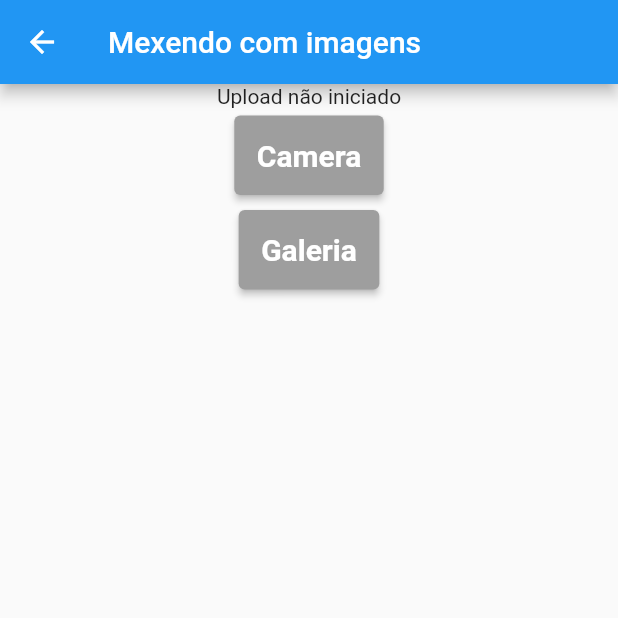
After one commit to Aledsilva/curso_flutter_jamilton, a Flutter app: the TrabalhandoImagens screen opened by its route, after a tap on "Camera", on a phone screen of 412 x 824 dp, the top half of it. The commit adds this screen. Run offline on Flutter 3.47's test engine with Material 2 defaults, Android fonts, the phone set to English and light mode, and no system bars; our stand-ins replace audioplayers, cloud_firestore, dio, firebase_auth, firebase_storage, image_picker and 4 more; accounts and stored records are empty.

Commit message:
Aulas de Firebase foram finalizadas, upload de imagens também foi abordado nesta aula.

```diff
--- a/lib/firebase_aula/FirebaseAula.dart
+++ b/lib/firebase_aula/FirebaseAula.dart
@@ -222,6 +222,7 @@ class _FirebaseAulaState extends State<FirebaseAula> {
             ),
 
             _botaumRapidaum("Login e Autenticação", '/fire-login-auth'),
+            _botaumRapidaum("Trabalhando com imagens", '/fire-imagens'),
 
           ],
         ),
--- /dev/null
+++ b/lib/firebase_aula/trabalhando_imagens/TrabalhandoImagens.dart
@@ -0,0 +1,164 @@
+import 'package:flutter/material.dart';
+import 'package:image_picker/image_picker.dart';
+import 'dart:io';
+import 'package:firebase_storage/firebase_storage.dart';
+
+class TrabalhandoImagens extends StatefulWidget {
+  const TrabalhandoImagens({Key? key}) : super(key: key);
+
+  @override
+  State<TrabalhandoImagens> createState() => _TrabalhandoImagensState();
+}
+
+class _TrabalhandoImagensState extends State<TrabalhandoImagens> {
+
+  var _imagem;
+  String _statusUpload = "Upload não iniciado";
+  String _urlImagemRecuperada = "";
+
+  Future _recuperarImagem(bool daCamera) async {
+
+    File imagemSelecionada;
+
+    if(daCamera) {
+      imagemSelecionada = await ImagePicker.pickImage(source: ImageSource.camera);
+    }else{
+      imagemSelecionada = await ImagePicker.pickImage(source: ImageSource.gallery);
+    }
+
+    setState(() {
+      _imagem = imagemSelecionada;
+    });
+
+  }
+
+  Future _uploadImagem() async {
+
+    //referenciar aqrquivo
+    FirebaseStorage storage = FirebaseStorage.instance;
+    StorageReference pastaRaiz = storage.ref();
+    StorageReference arquivo = pastaRaiz.child("fotos_pasta").child("foto1.jpg");
+
+    //fazer upload
+    StorageUploadTask task = arquivo.putFile(_imagem);
+
+    //controlar o progresso do upload
+    task.events.listen((StorageTaskEvent stEvent) {
+
+      if(stEvent.type == StorageTaskEventType.progress){
+        setState(() {
+          _statusUpload = "Em progresso";
+        });
+      }else if(stEvent.type == StorageTaskEventType.success){
+        _statusUpload = "Upload realizado com sucesso!";
+      }
+
+    });
+
+    //recuperar url da imagem
+    task.onComplete.then((StorageTaskSnapshot snapshot){
+
+          _recuperarUrlImagem(snapshot);
+
+    });
+
+  }
+
+  Future _recuperarUrlImagem(StorageTaskSnapshot snapshot) async {
+
+    String url = await snapshot.ref.getDownloadURL();
+    print("resultado url: $url" );
+
+    setState(() {
+      _urlImagemRecuperada = url;
+    });
+  }
+
+  @override
+  Widget build(BuildContext context) {
+    return Scaffold(
+      appBar: AppBar(
+        title: const Text("Mexendo com imagens"),
+      ),
+      body: SingleChildScrollView(
+        child: Column(
+          mainAxisAlignment: MainAxisAlignment.center,
+          crossAxisAlignment: CrossAxisAlignment.center,
+          children: [
+
+            Text(_statusUpload),
+
+            Padding(
+              padding: const EdgeInsets.fromLTRB(10, 5, 10, 5),
+              child: ElevatedButton(
+                  style: ElevatedButton.styleFrom(
+                      primary: Colors.grey,
+                      padding: const EdgeInsets.all(15)
+                  ),
+                  onPressed: (){
+                    _recuperarImagem(true);
+                  },
+                  child: const Text("Camera",
+                    style: TextStyle(
+                        fontSize: 20,
+                        fontWeight: FontWeight.bold,
+                        color: Colors.white
+                    ),)
+              ),
+            ),
+
+            Padding(
+              padding: const EdgeInsets.fromLTRB(10, 5, 10, 5),
+              child: ElevatedButton(
+                  style: ElevatedButton.styleFrom(
+                      primary: Colors.grey,
+                      padding: const EdgeInsets.all(15)
+                  ),
+                  onPressed: (){
+                    _recuperarImagem(false);
+                  },
+                  child: const Text("Galeria",
+                    style: TextStyle(
+                        fontSize: 20,
+                        fontWeight: FontWeight.bold,
+                        color: Colors.white
+                    ),)
+              ),
+            ),
+
+            _imagem == null
+            ? Container()
+                : Image.file(_imagem),
+
+            _imagem == null
+            ? Container()
+            : Padding(
+              padding: const EdgeInsets.fromLTRB(10, 5, 10, 5),
+              child: ElevatedButton(
+                  style: ElevatedButton.styleFrom(
+                      primary: Colors.grey,
+                      padding: const EdgeInsets.all(15)
+                  ),
+                  onPressed: (){
+                    _uploadImagem();
+                  },
+                  child: const Text("Upload Storage",
+                    style: TextStyle(
+                        fontSize: 20,
+                        fontWeight: FontWeight.bold,
+                        color: Colors.white
+                    ),)
+              ),
+            ),
+
+            _urlImagemRecuperada == ""
+            ? Container()
+                : Image.network(_urlImagemRecuperada)
+
+
+          ],
+        ),
+      ),
+    );
+  }
+}
--- a/lib/main.dart
+++ b/lib/main.dart
@@ -2,7 +2,6 @@
 
 
 import 'package:curso_flutter_jamilton/abas_tabbar/AbasANDTabBar.dart';
-import 'package:curso_flutter_jamilton/baixando_arquivos/arquivo_excell/baixando_doc_excel.dart';
 import 'package:curso_flutter_jamilton/baixando_arquivos/arquivo_pdf/BaixandoPDF.dart';
 import 'package:curso_flutter_jamilton/consumo_web_service/ApiEListasMenuScreen.dart';
 import 'package:curso_flutter_jamilton/consumo_web_service/ConsumoServicoAvancado.dart';
@@ -14,9 +13,9 @@ import 'package:curso_flutter_jamilton/entrada_de_dados/EntradaDadosMenuScreen.d
 import 'package:curso_flutter_jamilton/entrada_de_dados/EntradaRadioButton.dart';
 import 'package:curso_flutter_jamilton/entrada_de_dados/EntradaSlider.dart';
 import 'package:curso_flutter_jamilton/entrada_de_dados/EntradaSwitch.dart';
-import 'package:curso_flutter_jamilton/entrada_de_dados/banco_de_dados/home_banco_de_dados.dart';
 import 'package:curso_flutter_jamilton/firebase_aula/FirebaseAula.dart';
 import 'package:curso_flutter_jamilton/firebase_aula/login_auth_etc/LoginAutent.dart';
+import 'package:curso_flutter_jamilton/firebase_aula/trabalhando_imagens/TrabalhandoImagens.dart';
 import 'package:curso_flutter_jamilton/manipulacao_de_dados/ManipulacaoPreferencias.dart';
 import 'package:curso_flutter_jamilton/navegacao/TelaDois.dart';
 import 'package:curso_flutter_jamilton/navegacao/TelaUm.dart';
@@ -27,8 +26,6 @@ import 'package:curso_flutter_jamilton/utilizando_midias/executando_videos/Video
 import 'package:flutter/material.dart';
 
 import 'entrada_de_dados/CampoTexto.dart';
-
-import 'package:cloud_firestore/cloud_firestore.dart';
 
 
 
@@ -73,8 +70,10 @@ void main(){
         '/exec-audio': (context) => const SonsHomeScreen(),
         '/exec-video': (context) => const VideoHomeScreen(),
 
+        //Firebase, autenticações, uploads e downloads
         '/fire-base-aula' : (context) => const FirebaseAula(),
         '/fire-login-auth' : (context) => const LoginAutent(),
+        '/fire-imagens' : (context) => const TrabalhandoImagens(),
 
 
       },
--- a/pubspec.yaml
+++ b/pubspec.yaml
@@ -53,6 +53,8 @@ dependencies:
   cloud_firestore: ^0.12.5 # Banco de Dados
   firebase_storage: ^3.0.1 # Armazenamento de Arquivos
   firebase_auth: ^0.11.1+6 # Autenticação de Usuários
+
+  image_picker: ^0.6.0+10
 
 dev_dependencies:
   flutter_test:
```
Also changed, not shown: pubspec.lock.
